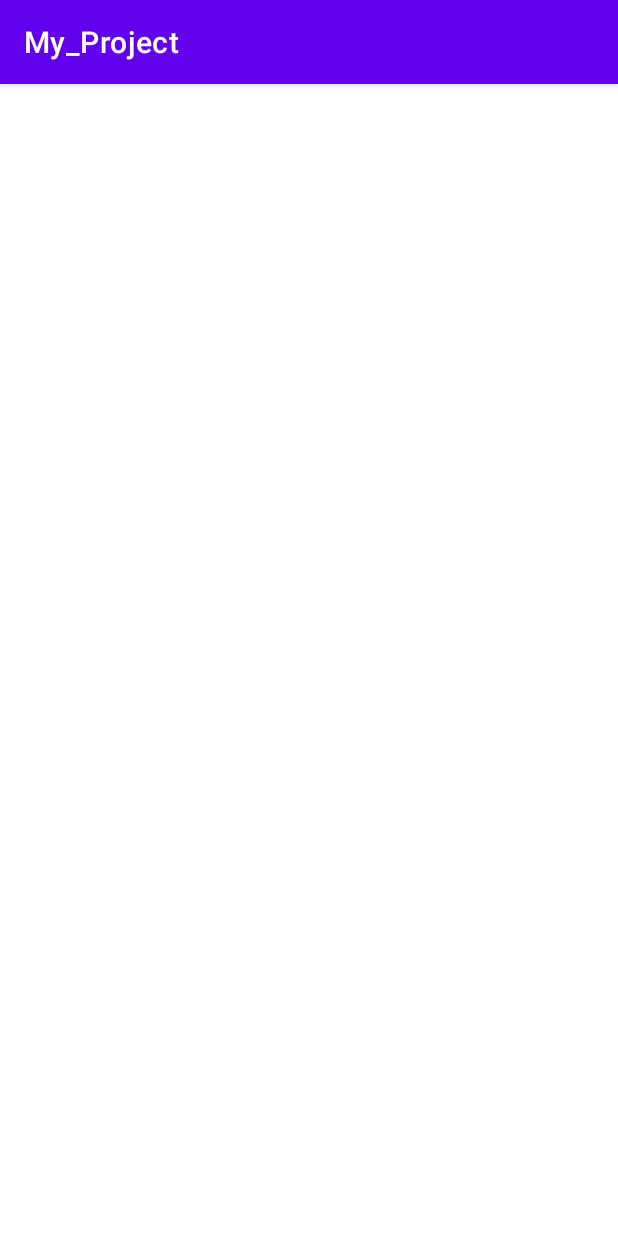
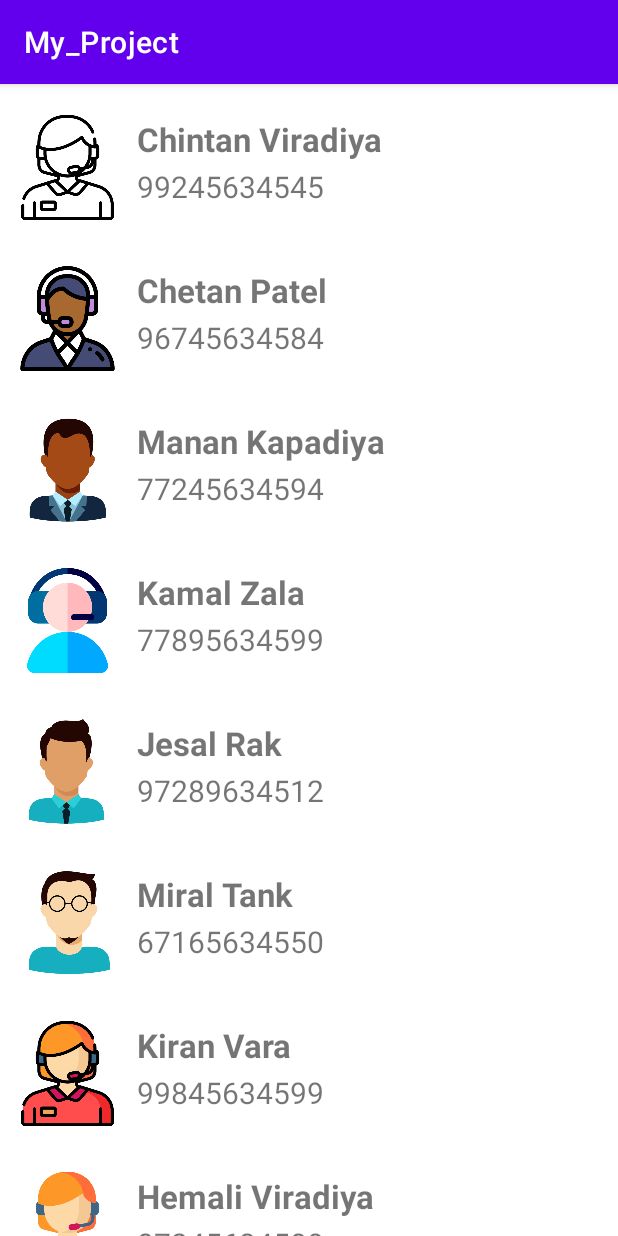
Before and after one commit to Luv7804/My_Project, an Android app: the screen it shows after launch (MainActivity), on a phone screen of 412 x 824 dp. Run offline under Robolectric (Android 15) with nearby library versions, the light colour scheme and no system bars.

Commit message:
RecyclerView

```diff
--- /dev/null
+++ b/app/src/main/java/com/example/my_project/ContactModel.java
@@ -0,0 +1,13 @@
+package com.example.my_project;
+
+public class ContactModel {
+    int img;
+    String name, number;
+
+    public ContactModel(int img, String name, String number) {
+        this.name = name;
+        this.number = number;
+        this.img = img;
+
+    }
+}
--- a/app/src/main/java/com/example/my_project/MainActivity.java
+++ b/app/src/main/java/com/example/my_project/MainActivity.java
@@ -6,13 +6,39 @@ import androidx.appcompat.app.AppCompatActivity;
 import androidx.recyclerview.widget.LinearLayoutManager;
 import androidx.recyclerview.widget.RecyclerView;
 
+import java.util.ArrayList;
+
 public class MainActivity extends AppCompatActivity {
     RecyclerView recyclerView;
+    ArrayList<ContactModel> arrContact = new ArrayList<>();
     @Override
     protected void onCreate(Bundle savedInstanceState) {
         super.onCreate(savedInstanceState);
         setContentView(R.layout.activity_main);
         recyclerView = findViewById(R.id.recyclerContact);
         recyclerView.setLayoutManager(new LinearLayoutManager(this));
+        arrContact.add(new ContactModel(R.drawable.a, "Chintan Viradiya", "99245634545"));
+        arrContact.add(new ContactModel(R.drawable.b, "Chetan Patel", "96745634584"));
+        arrContact.add(new ContactModel(R.drawable.c, "Manan Kapadiya", "77245634594"));
+        arrContact.add(new ContactModel(R.drawable.d, "Kamal Zala", "77895634599"));
+        arrContact.add(new ContactModel(R.drawable.e, "Jesal Rak", "97289634512"));
+        arrContact.add(new ContactModel(R.drawable.f, "Miral Tank", "67165634550"));
+        arrContact.add(new ContactModel(R.drawable.g, "Kiran Vara", "99845634599"));
+        arrContact.add(new ContactModel(R.drawable.h, "Hemali Viradiya", "87245634580"));
+        arrContact.add(new ContactModel(R.drawable.i, "Shital Kareliya", "77245634577"));
+        arrContact.add(new ContactModel(R.drawable.j, "Sunena Korat", "96245634501"));
+        arrContact.add(new ContactModel(R.drawable.a, "Karan Chhabariya", "99245634545"));
+        arrContact.add(new ContactModel(R.drawable.b, "Chhagan Ramani", "96745634584"));
+        arrContact.add(new ContactModel(R.drawable.c, "Akshay Dhanani", "77245634594"));
+        arrContact.add(new ContactModel(R.drawable.d, "Krupal Jadeja", "77895634599"));
+        arrContact.add(new ContactModel(R.drawable.e, "Nishant Timbadiya", "97289634512"));
+        arrContact.add(new ContactModel(R.drawable.f, "Hemanshi Vekariya", "67165634550"));
+        arrContact.add(new ContactModel(R.drawable.g, "Denshi Raina", "99845634599"));
+        arrContact.add(new ContactModel(R.drawable.h, "Kavya Chaudhary", "87245634580"));
+        arrContact.add(new ContactModel(R.drawable.i, "Drashti Desani", "77245634577"));
+        arrContact.add(new ContactModel(R.drawable.j, "Shivani Patodiya", "96245634501"));
+        RecyclerContactAdapter adapter = new RecyclerContactAdapter(this, arrContact);
+        recyclerView.setAdapter(adapter);
+
     }
 }
--- /dev/null
+++ b/app/src/main/java/com/example/my_project/RecyclerContactAdapter.java
@@ -0,0 +1,56 @@
+package com.example.my_project;
+
+import android.content.Context;
+import android.view.LayoutInflater;
+import android.view.View;
+import android.view.ViewGroup;
+import android.widget.ImageView;
+import android.widget.TextView;
+
+import androidx.annotation.NonNull;
+import androidx.recyclerview.widget.RecyclerView;
+
+import java.util.ArrayList;
+
+public class RecyclerContactAdapter extends RecyclerView.Adapter<RecyclerContactAdapter.ViewHolder> {
+    Context context;
+    ArrayList<ContactModel> arrayContact;
+
+    RecyclerContactAdapter(Context context, ArrayList<ContactModel> arrayContact) {
+        this.context = context;
+        this.arrayContact = arrayContact;
+
+    }
+
+    @NonNull
+    @Override
+    public ViewHolder onCreateViewHolder(@NonNull ViewGroup parent, int viewType) {
+        View view = LayoutInflater.from(context).inflate(R.layout.contact_row, parent, false);
+        ViewHolder viewHolder = new ViewHolder(view);
+        return viewHolder;
+    }
+
+    @Override
+    public void onBindViewHolder(@NonNull ViewHolder holder, int position) {
+        holder.imgContact.setImageResource(arrayContact.get(position).img);
+        holder.txtName.setText(arrayContact.get(position).name);
+        holder.txtNumber.setText(arrayContact.get(position).number);
+    }
+
+    @Override
+    public int getItemCount() {
+        return arrayContact.size();
+    }
+
+    public class ViewHolder extends RecyclerView.ViewHolder {
+        TextView txtName, txtNumber;
+        ImageView imgContact;
+
+        public ViewHolder(@NonNull View itemView) {
+            super(itemView);
+            txtName = itemView.findViewById(R.id.txtName);
+            txtNumber = itemView.findViewById(R.id.txtNumber);
+            imgContact = itemView.findViewById(R.id.imgContact);
+        }
+    }
+}
--- a/app/src/main/res/layout/contact_row.xml
+++ b/app/src/main/res/layout/contact_row.xml
@@ -15,16 +15,40 @@
     <LinearLayout
         android:id="@+id/llrow"
         android:layout_width="match_parent"
-        android:layout_height="wrap_content"
-        android:gravity="center_vertical"
+        android:layout_height="match_parent"
         android:orientation="horizontal"
-        android:padding="11dp">
+        android:padding="10dp">
 
         <ImageView
-            android:id="@+id/imageContact"
+            android:id="@+id/imgContact"
             android:layout_width="70dp"
             android:layout_height="70dp"
             android:src="@drawable/logo" />
+
+        <LinearLayout
+            android:layout_width="match_parent"
+            android:layout_height="wrap_content"
+            android:layout_marginLeft="10dp"
+            android:orientation="vertical"
+            android:padding="1dp">
+
+            <TextView
+                android:id="@+id/txtName"
+                android:layout_width="wrap_content"
+                android:layout_height="wrap_content"
+                android:layout_marginBottom="3dp"
+                android:text="Chintan Viradiya"
+                android:textSize="22sp"
+                android:textStyle="bold" />
+
+            <TextView
+                android:id="@+id/txtNumber"
+                android:layout_width="wrap_content"
+                android:layout_height="wrap_content"
+                android:text="9846332091"
+                android:textSize="20sp" />
+        </LinearLayout>
+
     </LinearLayout>
 
 </LinearLayout>
```
Also changed, not shown: app/src/main/res/drawable-v24/a.png (added), app/src/main/res/drawable-v24/b.png (added), app/src/main/res/drawable-v24/c.png (added), app/src/main/res/drawable-v24/d.png (added), app/src/main/res/drawable-v24/e.png (added), app/src/main/res/drawable-v24/f.png (added), app/src/main/res/drawable-v24/g.png (added), app/src/main/res/drawable-v24/h.png (added), app/src/main/res/drawable-v24/i.png (added), app/src/main/res/drawable-v24/j.png (added).
